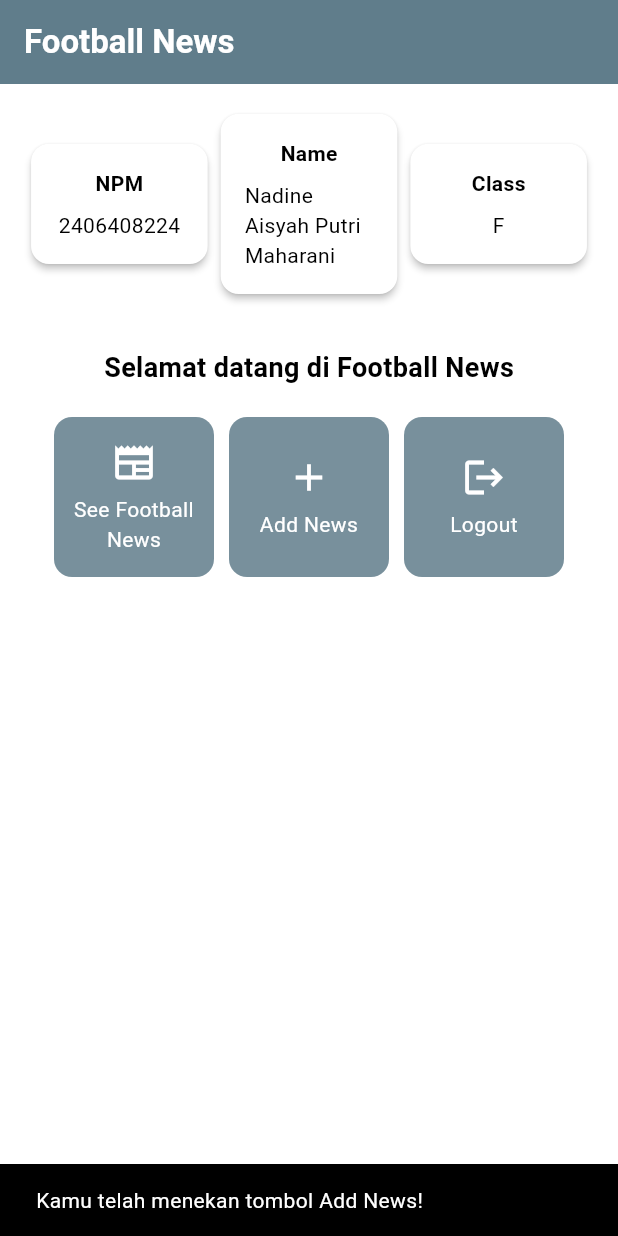
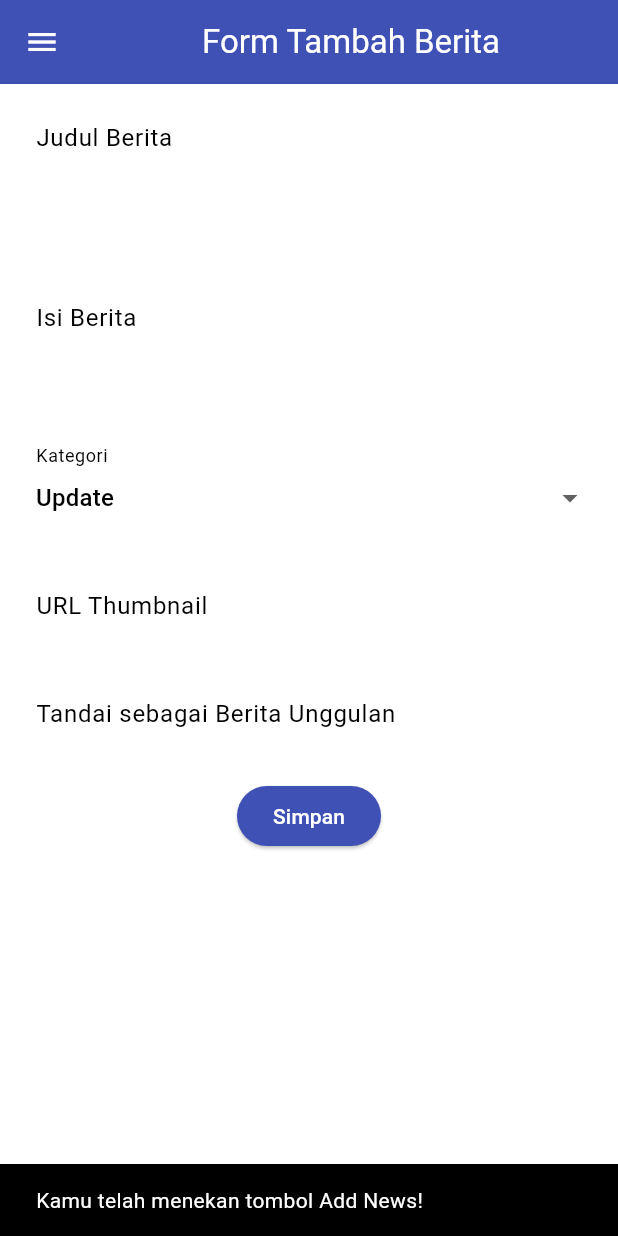
Before and after one commit to nadineaisyahpm/football-news-mobile, a Flutter app: the screen it shows after launch, after a tap on "Add News", on a phone screen of 412 x 824 dp. Run offline on Flutter 3.47's test engine with Material 3 defaults, Android fonts, the phone set to English and light mode, and no system bars.

Commit message:
Tutorial 7 Selesai

```diff
--- a/lib/main.dart
+++ b/lib/main.dart
@@ -1,5 +1,5 @@
 import 'package:flutter/material.dart';
-import 'package:football_news/menu.dart';
+import 'package:football_news/screens/menu.dart';
 
 void main() {
   runApp(const MyApp());
--- a/lib/menu.dart
+++ b/lib/screens/menu.dart
@@ -1,4 +1,6 @@
 import 'package:flutter/material.dart';
+import 'package:football_news/widgets/left_drawer.dart';
+import 'package:football_news/widgets/news_card.dart';
 
 class MyHomePage extends StatelessWidget {
     MyHomePage({super.key});
@@ -30,6 +32,7 @@ class MyHomePage extends StatelessWidget {
           // Warna latar belakang AppBar diambil dari skema warna tema aplikasi.
           backgroundColor: Theme.of(context).colorScheme.primary,
         ),
+        drawer: LeftDrawer(),
         // Body halaman dengan padding di sekelilingnya.
         body: Padding(
           padding: const EdgeInsets.all(16.0),
@@ -125,64 +128,3 @@ class InfoCard extends StatelessWidget {
     );
   }
 }
-
-class ItemHomepage {
- final String name;
- final IconData icon;
-
- ItemHomepage(this.name, this.icon);
-}
-
-class ItemCard extends StatelessWidget {
-  // Menampilkan kartu dengan ikon dan nama.
-
-  final ItemHomepage item;
-
-  const ItemCard(this.item, {super.key});
-
-  @override
-  Widget build(BuildContext context) {
-    return Material(
-      // Menentukan warna latar belakang dari tema aplikasi.
-      color: Theme.of(context).colorScheme.secondary,
-      // Membuat sudut kartu melengkung.
-      borderRadius: BorderRadius.circular(12),
-
-      child: InkWell(
-        // Aksi ketika kartu ditekan.
-        onTap: () {
-          // Menampilkan pesan SnackBar saat kartu ditekan.
-          ScaffoldMessenger.of(context)
-            ..hideCurrentSnackBar()
-            ..showSnackBar(
-              SnackBar(content: Text("Kamu telah menekan tombol ${item.name}!"))
-            );
-        },
-        // Container untuk menyimpan Icon dan Text
-        child: Container(
-          padding: const EdgeInsets.all(8),
-          child: Center(
-            child: Column(
-              // Menyusun ikon dan teks di tengah kartu.
-              mainAxisAlignment: MainAxisAlignment.center,
-              children: [
-                Icon(
-                  item.icon,
-                  color: Colors.white,
-                  size: 30.0,
-                ),
-                const Padding(padding: EdgeInsets.all(3)),
-                Text(
-                  item.name,
-                  textAlign: TextAlign.center,
-                  style: const TextStyle(color: Colors.white),
-                ),
-              ],
-            ),
-          ),
-        ),
-      ),
-    );
-  }
-
-}
--- /dev/null
+++ b/lib/screens/newslist_form.dart
@@ -0,0 +1,215 @@
+import 'package:flutter/material.dart';
+import 'package:football_news/widgets/left_drawer.dart';
+
+class NewsFormPage extends StatefulWidget {
+    const NewsFormPage({super.key});
+
+    @override
+    State<NewsFormPage> createState() => _NewsFormPageState();
+}
+
+class _NewsFormPageState extends State<NewsFormPage> {
+    final _formKey = GlobalKey<FormState>();
+    String _title = "";
+    String _content = "";
+    String _category = "update"; // default
+    String _thumbnail = "";
+    bool _isFeatured = false; // default
+
+    final List<String> _categories = [
+      'transfer',
+      'update',
+      'exclusive',
+      'match',
+      'rumor',
+      'analysis',
+    ];
+
+    @override
+    Widget build(BuildContext context) {
+        return Scaffold(
+          appBar: AppBar(
+            title: const Center(
+              child: Text(
+                'Form Tambah Berita',
+              ),
+            ),
+            backgroundColor: Colors.indigo,
+            foregroundColor: Colors.white,
+          ),
+          drawer: LeftDrawer(),
+          body: Form(
+            key: _formKey,
+            child: SingleChildScrollView(
+              child: Column(
+                crossAxisAlignment: CrossAxisAlignment.start,
+                children:[
+                  // === Title ===
+                  Padding(
+                    padding: const EdgeInsets.all(8.0),
+                    child: TextFormField(
+                      decoration: InputDecoration(
+                        hintText: "Judul Berita",
+                        labelText: "Judul Berita",
+                        border: OutlineInputBorder(
+                          borderRadius: BorderRadius.circular(5.0),
+                        ),
+                      ),
+                      onChanged: (String? value) {
+                        setState(() {
+                          _title = value!;
+                        });
+                      },
+                      validator: (String? value) {
+                        if (value == null || value.isEmpty) {
+                          return "Judul tidak boleh kosong!";
+                        }
+                        return null;
+                      },
+                    ),
+                  ),
+
+                  // === Content ===
+                  Padding(
+                    padding: const EdgeInsets.all(8.0),
+                    child: TextFormField(
+                      maxLines: 5,
+                      decoration: InputDecoration(
+                        hintText: "Isi Berita",
+                        labelText: "Isi Berita",
+                        border: OutlineInputBorder(
+                          borderRadius: BorderRadius.circular(5.0),
+                        ),
+                      ),
+                      onChanged: (String? value) {
+                        setState(() {
+                          _content = value!;
+                        });
+                      },
+                      validator: (String? value) {
+                        if (value == null || value.isEmpty) {
+                          return "Isi berita tidak boleh kosong!";
+                        }
+                        return null;
+                      },
+                    ),
+                  ),
+
+                  // === Category ===
+                  Padding(
+                    padding: const EdgeInsets.all(8.0),
+                    child: DropdownButtonFormField<String>(
+                      decoration: InputDecoration(
+                        labelText: "Kategori",
+                        border: OutlineInputBorder(
+                          borderRadius: BorderRadius.circular(5.0),
+                        ),
+                      ),
+                      value: _category,
+                      items: _categories
+                          .map((cat) => DropdownMenuItem(
+                                value: cat,
+                                child: Text(
+                                    cat[0].toUpperCase() + cat.substring(1)),
+                              ))
+                          .toList(),
+                      onChanged: (String? newValue) {
+                        setState(() {
+                          _category = newValue!;
+                        });
+                      },
+                    ),
+                  ),
+
+                  // === Thumbnail URL ===
+                  Padding(
+                    padding: const EdgeInsets.all(8.0),
+                    child: TextFormField(
+                      decoration: InputDecoration(
+                        hintText: "URL Thumbnail (opsional)",
+                        labelText: "URL Thumbnail",
+                        border: OutlineInputBorder(
+                          borderRadius: BorderRadius.circular(5.0),
+                        ),
+                      ),
+                      onChanged: (String? value) {
+                        setState(() {
+                          _thumbnail = value!;
+                        });
+                      },
+                    ),
+                  ),
+
+                  // === Is Featured ===
+                  Padding(
+                    padding: const EdgeInsets.all(8.0),
+                    child: SwitchListTile(
+                      title: const Text("Tandai sebagai Berita Unggulan"),
+                      value: _isFeatured,
+                      onChanged: (bool value) {
+                        setState(() {
+                          _isFeatured = value;
+                        });
+                      },
+                    ),
+                  ),
+
+                  // === Tombol Simpan ===
+                  Align(
+                    alignment: Alignment.bottomCenter,
+                    child: Padding(
+                      padding: const EdgeInsets.all(8.0),
+                      child: ElevatedButton(
+                        style: ButtonStyle(
+                          backgroundColor:
+                              MaterialStateProperty.all(Colors.indigo),
+                        ),
+                        onPressed: () {
+                          if (_formKey.currentState!.validate()) {
+                            showDialog(
+                              context: context,
+                              builder: (context) {
+                                return AlertDialog(
+                                  title: const Text('Berita berhasil disimpan!'),
+                                  content: SingleChildScrollView(
+                                    child: Column(
+                                      crossAxisAlignment:
+                                          CrossAxisAlignment.start,
+                                      children: [
+                                        Text('Judul: $_title'),
+                                        Text('Isi: $_content'),
+                                        Text('Kategori: $_category'),
+                                        Text('Thumbnail: $_thumbnail'),
+                                        Text(
+                                            'Unggulan: ${_isFeatured ? "Ya" : "Tidak"}'),
+                                      ],
+                                    ),
+                                  ),
+                                  actions: [
+                                    TextButton(
+                                      child: const Text('OK'),
+                                      onPressed: () {
+                                        Navigator.pop(context);
+                                      },
+                                    ),
+                                  ],
+                                );
+                              },
+                            );
+                            _formKey.currentState!.reset();
+                          }
+                        },
+                        child: const Text(
+                          "Simpan",
+                          style: TextStyle(color: Colors.white),
+                        ),
+                      ),
+                    ),
+                  ),
+                ],
+              ),
+            ),
+          ),
+        );
+    }
+}
--- /dev/null
+++ b/lib/widgets/left_drawer.dart
@@ -0,0 +1,77 @@
+import 'package:flutter/material.dart';
+import 'package:football_news/screens/menu.dart';
+import 'package:football_news/screens/newslist_form.dart';
+
+class LeftDrawer extends StatelessWidget {
+  const LeftDrawer({super.key});
+
+  @override
+  Widget build(BuildContext context) {
+    return Drawer(
+      child: ListView(
+        children: [
+          const DrawerHeader(
+            decoration: BoxDecoration(
+              color: Colors.blue,
+            ),
+            child: Column(
+              children: [
+                Text(
+                  'Football News',
+                  textAlign: TextAlign.center,
+                  style: TextStyle(
+                    fontSize: 30,
+                    fontWeight: FontWeight.bold,
+                    color: Colors.white,
+                  ),
+                ),
+                Padding(padding: EdgeInsets.all(10)),
+                Text(
+                  "Seluruh berita sepak bola terkini di sini!",
+                  textAlign: TextAlign.center,
+                  style: TextStyle(
+                    fontSize: 15,
+                    color: Colors.white,
+                    fontWeight: FontWeight.normal,
+                  ),
+                ),
+
+              ],
+            ),
+          ),
+          ListTile(
+            leading: const Icon(Icons.home_outlined),
+            title: const Text('Home'),
+            // Bagian redirection ke MyHomePage
+            onTap: () {
+              Navigator.pushReplacement(
+                  context,
+                  MaterialPageRoute(
+                    builder: (context) => MyHomePage(),
+                  ));
+            },
+          ),
+          ListTile(
+            leading: const Icon(Icons.post_add),
+            title: const Text('Add News'),
+            // Bagian redirection ke NewsFormPage
+            onTap: () {
+              Navigator.pushReplacement(
+                  context,
+                  MaterialPageRoute(
+                    builder: (context) => NewsFormPage(),
+                  ));
+            },
+          ),
+          ListTile(
+            leading: const Icon(Icons.remove_red_eye),
+            title: const Text('See Football News'),
+            // Bagian redirection ke NewsFormPage
+            onTap: () {
+            }
+          ),
+        ],
+      ),
+    );
+  }
+}
--- /dev/null
+++ b/lib/widgets/news_card.dart
@@ -0,0 +1,51 @@
+import 'package:flutter/material.dart';
+import 'package:football_news/screens/newslist_form.dart';
+
+class ItemCard extends StatelessWidget {
+  final ItemHomepage item;
+
+  const ItemCard(this.item, {super.key});
+
+  @override
+  Widget build(BuildContext context) {
+    return Material(
+      color: Theme.of(context).colorScheme.secondary,
+      borderRadius: BorderRadius.circular(12),
+      child: InkWell(
+        onTap: () {
+          ScaffoldMessenger.of(context)
+            ..hideCurrentSnackBar()
+            ..showSnackBar(
+              SnackBar(content: Text("Kamu telah menekan tombol ${item.name}!"))
+            );
+
+          if (item.name == "Add News") {
+            Navigator.push(
+              context,
+              MaterialPageRoute(
+                builder: (context) => const NewsFormPage(),
+              ),
+            );
+          }
+        },
+        child: Container(
+          padding: const EdgeInsets.all(8),
+          child: Column(
+            mainAxisAlignment: MainAxisAlignment.center,
+            children: [
+              Icon(item.icon, size: 30.0, color: Colors.white),
+              const SizedBox(height: 3),
+              Text(item.name, textAlign: TextAlign.center, style: const TextStyle(color: Colors.white)),
+            ],
+          ),
+        ),
+      ),
+    );
+  }
+}
+
+class ItemHomepage {
+  final String name;
+  final IconData icon;
+  ItemHomepage(this.name, this.icon);
+}
```
